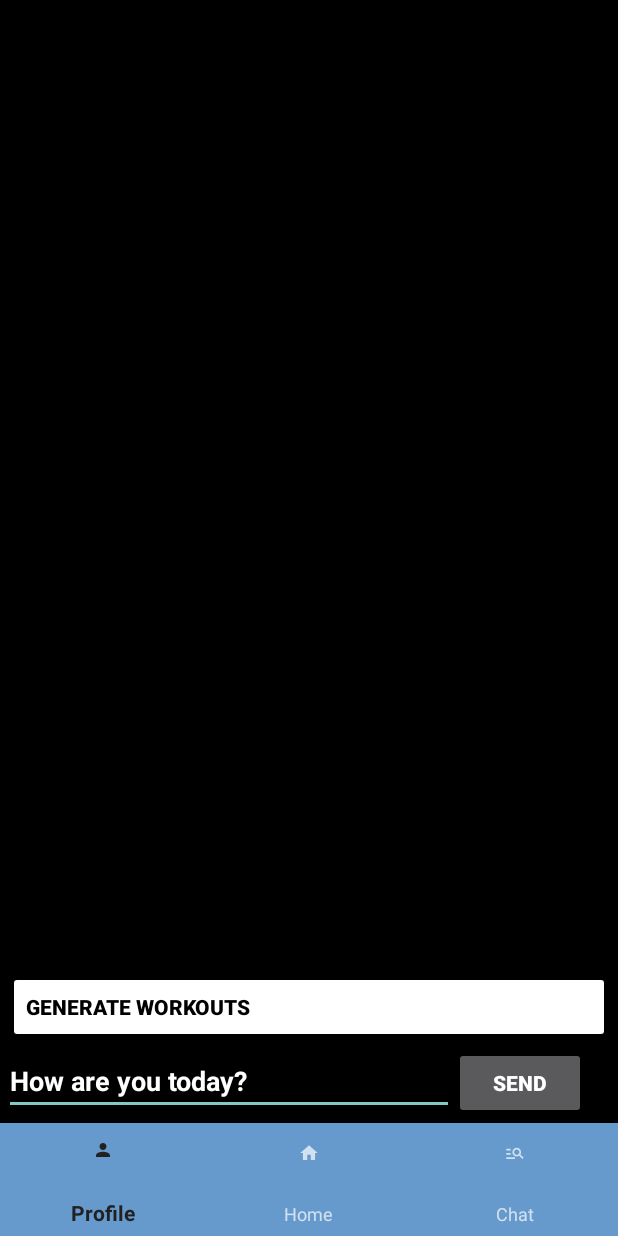
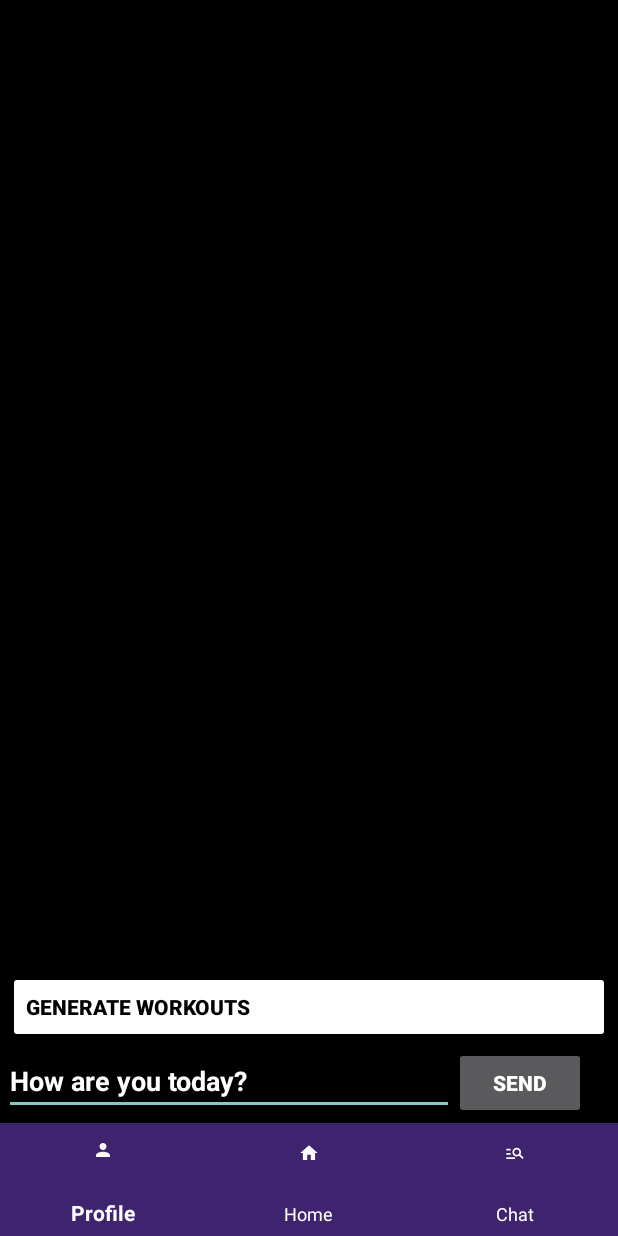
Before and after one commit to CharlesC234/MobileDeviceAppsProject, an Android app: the ChatScreen screen opened directly, with no data from a screen before it, on a phone screen of 412 x 824 dp. Run offline under Robolectric (Android 15) with nearby library versions, the phone set to English and light mode, and no system bars.

Commit message:
chatpage fixed navbar

```diff
--- a/TeamProject/app/src/main/res/layout/activity_chat_screen.xml
+++ b/TeamProject/app/src/main/res/layout/activity_chat_screen.xml
@@ -55,11 +55,13 @@
     <com.google.android.material.bottomnavigation.BottomNavigationView
         android:id="@+id/bottomNavigationView"
         android:layout_width="match_parent"
-        android:background="#6699CC"
+        android:background="@color/dark_purple"
         android:layout_height="75dp"
         app:layout_constraintBottom_toBottomOf="parent"
         app:layout_constraintEnd_toEndOf="parent"
         app:layout_constraintHorizontal_bias="0.5"
         app:layout_constraintStart_toStartOf="parent"
-        app:menu="@menu/bottom_nav_menu"/>
+        app:menu="@menu/bottom_nav_menu"
+        app:itemIconTint="@color/white"
+        app:itemTextColor="@color/white"/>
 </LinearLayout>
```
Also changed, not shown: 129 other files.
